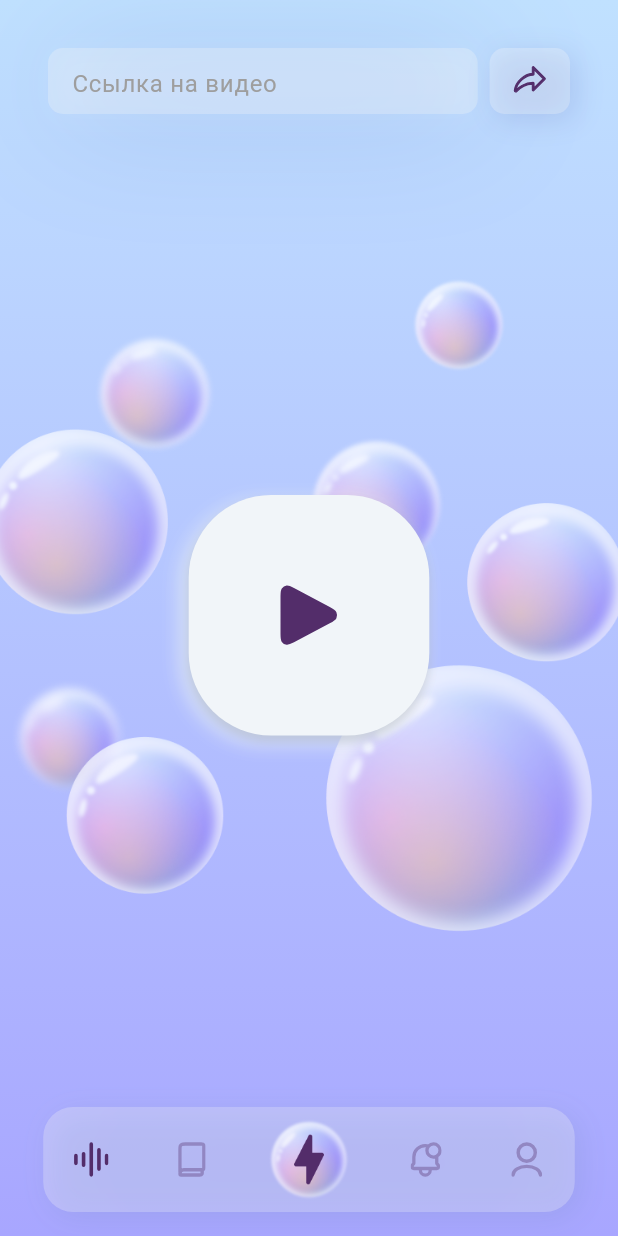
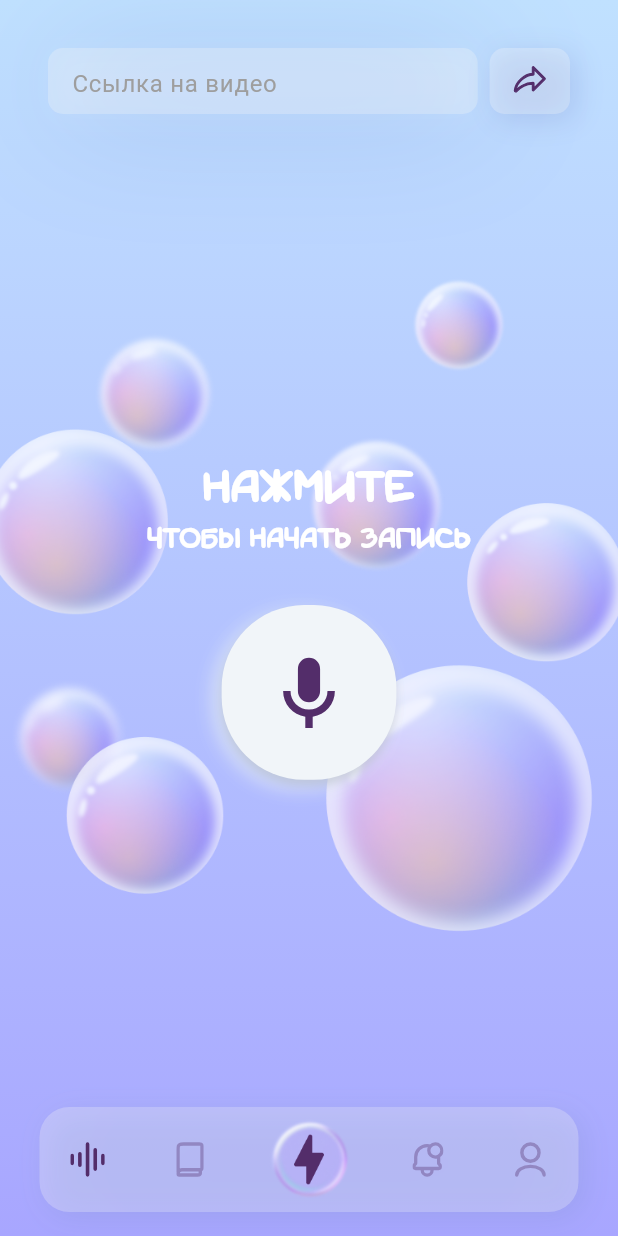
Before and after one commit to Student-Labs-2024/uwordsMobileApp, a Flutter app: the HomePage screen opened by its route, on a phone screen of 412 x 824 dp. Run offline on Flutter 3.47's test engine with Material 3 defaults, Android fonts, the phone set to English and light mode, and no system bars; our stand-ins replace dio, drift, firebase_auth, firebase_core, flutter_bloc, flutter_inset_shadow and 9 more; missing offline and left inert: flutter_login_vk, flutter_sound, sqlite3; accounts and stored records are empty; generated files the repository leaves out were written again; project files that could hold a hidden picture were left out.

Commit message:
[refoctor] changed Button, tried fix bloc

```diff
--- a/lib/features/main/bloc/audio_bloc/audio_bloc.dart
+++ b/lib/features/main/bloc/audio_bloc/audio_bloc.dart
@@ -18,6 +18,7 @@ part 'audio_event.dart';
 
 class AudioBloc extends Bloc<AudioEvent, AudioState> {
   late FlutterSoundRecorder recorder;
+  //final FlutterSoundRecorder _recorder = FlutterSoundRecorder();
   Timer? _timer;
   int _time = 0;
   String _audioPath = "";
@@ -34,7 +35,7 @@ class AudioBloc extends Bloc<AudioEvent, AudioState> {
   Future<void> _handleStartRecord(
       _StartRecord event, Emitter<AudioState> emit) async {
     try {
-      _requestPermission();
+      await _requestPermission();
       await _initRecorder();
       Directory appDocDirectory;
       if (Platform.isIOS) {
@@ -45,6 +46,7 @@ class AudioBloc extends Bloc<AudioEvent, AudioState> {
       _audioPath =
           "${appDocDirectory.path}/audio_records${DateTime.now().millisecondsSinceEpoch}";
       await recorder.startRecorder(toFile: _audioPath);
+      //await _recorder.startRecorder(toFile: _audioPath);
       emit(const AudioState.started());
     } catch (e) {
       log(e.toString());
@@ -54,8 +56,9 @@ class AudioBloc extends Bloc<AudioEvent, AudioState> {
 
   Future<void> _handleStopRecord(
       _StopRecord event, Emitter<AudioState> emit) async {
-    var path = await recorder.stopRecorder();
-    String? audioPath = path.toString();
+    String? path = await recorder.stopRecorder();
+    //String? path = await _recorder.stopRecorder();
+    String audioPath = path.toString();
     if (audioPath.isNotEmpty) {
       _timer?.cancel();
       emit(const AudioState.stopped());
@@ -66,9 +69,15 @@ class AudioBloc extends Bloc<AudioEvent, AudioState> {
       } on DioException catch (e) {
         log(e.toString());
         emit(const AudioState.failed());
+        emit(const AudioState.initial());
       }
     }
-    _closeRecorder();
+    try {
+      await recorder.closeRecorder();
+      //await _recorder.closeRecorder();
+    } catch (e) {
+      log(e.toString());
+    }
   }
 
   Future<void> _handleSendLink(
@@ -98,11 +107,8 @@ class AudioBloc extends Bloc<AudioEvent, AudioState> {
     debugPrint("Timer");
     _timer = Timer.periodic(const Duration(seconds: 1), (timer) => _time++);
     recorder = (await FlutterSoundRecorder().openRecorder())!;
+    //_recorder.openRecorder();
     debugPrint("Started");
-  }
-
-  void _closeRecorder() {
-    recorder.closeRecorder();
   }
 
   Future<void> _sendFile(String audioPath) async {
--- a/lib/features/main/presentation/pages/home_page.dart
+++ b/lib/features/main/presentation/pages/home_page.dart
@@ -29,21 +29,27 @@ class _HomePageState extends State<HomePage> {
         ),
         child: BlocConsumer<AudioBloc, AudioState>(
           listener: (context, state) {
-            state.whenOrNull(initial: () {
+            state.whenOrNull(
+              initial: () {
                 debugPrint("Initial");
-            }, started: () {
-              ScaffoldMessenger.of(context)
-                  .showSnackBar(const SnackBar(content: Text("Запись начата")));
-            }, stopped: () {
+              },
+              started: () {
+                ScaffoldMessenger.of(context).showSnackBar(
+                    const SnackBar(content: Text("Запись начата")));
+              },
+              stopped: () {
                 ScaffoldMessenger.of(context).showSnackBar(
                     const SnackBar(content: Text("Запись закончена")));
-            }, failed: () {
-              ScaffoldMessenger.of(context).showSnackBar(
-                  const SnackBar(content: Text("Произошла некоторая ошибка")));
-            }, sended: () {
+              },
+              failed: () {
+                ScaffoldMessenger.of(context).showSnackBar(const SnackBar(
+                    content: Text("Произошла некоторая ошибка")));
+              },
+              sended: () {
                 ScaffoldMessenger.of(context).showSnackBar(
                     const SnackBar(content: Text("Медиа отправлено")));
-            }, notValidLink: () {
+              },
+              notValidLink: () {
                 ScaffoldMessenger.of(context).showSnackBar(
                     const SnackBar(content: Text("Не валидная ссылка")));
               },
@@ -78,7 +84,10 @@ class _HomePageState extends State<HomePage> {
                                     child: CustomTextField(
                                       controller: textEditingController,
                                       hintText: "Ссылка на видео",
-                                      isError: false,
+                                      isError: state.maybeWhen(
+                                        notValidLink: () => true,
+                                        orElse: () => false,
+                                      ),
                                       errorMessage: 'Неверный формат',
                                     )),
                               ),
@@ -165,7 +174,7 @@ class _HomePageState extends State<HomePage> {
                                 ));
                           }),
                       const SizedBox(
-                        height: 95.5,
+                        height: 32 + 44 + 6 + 9.75,
                       ),
                     ],
                   )
--- a/lib/features/main/presentation/pages/scaffold_with_navbar.dart
+++ b/lib/features/main/presentation/pages/scaffold_with_navbar.dart
@@ -23,7 +23,7 @@ class _ScaffoldWithNavBarState extends State<ScaffoldWithNavBar> {
         widget.child,
         Positioned(
           bottom: 16,
-          left: MediaQuery.of(context).size.width * 0.07,
+          left: (MediaQuery.of(context).size.width) * 24 / 375,
           child: GoRouter.of(context)
                       .routeInformationProvider
                       .value
@@ -32,7 +32,7 @@ class _ScaffoldWithNavBarState extends State<ScaffoldWithNavBar> {
                   "/"
               ? SizedBox()
               : Container(
-                  width: MediaQuery.of(context).size.width * 0.86,
+                  width: (MediaQuery.of(context).size.width) * 327 / 375,
                   padding: const EdgeInsets.symmetric(horizontal: 8),
                   decoration: const fis.BoxDecoration(
                     borderRadius: BorderRadius.all(Radius.circular(20)),
@@ -87,7 +87,7 @@ class _ScaffoldWithNavBarState extends State<ScaffoldWithNavBar> {
                       IconButton(
                           onPressed: () => pushAtIndex(2, context),
                           icon: Image.asset(
-                            'assets/png/bub_but2x.png',
+                            'assets/png/nav_bubble_ico.png',
                             height: 54,
                           )),
                       IconButton(
--- a/lib/features/main/presentation/widgets/custom_textfield.dart
+++ b/lib/features/main/presentation/widgets/custom_textfield.dart
@@ -61,10 +61,10 @@ class CustomTextField extends StatelessWidget {
           ),
         ),
         SizedBox(
-          height: 6,
+          height: 2,
         ),
         isError
-            ? Row(children: [
+            ? Row(crossAxisAlignment: CrossAxisAlignment.end, children: [
                 SvgPicture.asset(
                   'assets/svg/error_ico.svg',
                   color: AppColors.errorColor,
@@ -73,17 +73,20 @@ class CustomTextField extends StatelessWidget {
                 SizedBox(
                   width: 2,
                 ),
-                Text(
-                  errorMessage,
-                  style: TextStyle(
-                    fontSize: 12,
-                    fontWeight: FontWeight.w400,
-                    color: AppColors.errorColor,
+                SizedBox(
+                  height: 14,
+                  child: Text(
+                    errorMessage,
+                    style: TextStyle(
+                      fontSize: 12,
+                      fontWeight: FontWeight.w400,
+                      color: AppColors.errorColor,
+                    ),
                   ),
                 )
               ])
             : SizedBox(
-                height: 9.75,
+                height: 14,
               )
       ],
     );
--- a/lib/features/main/presentation/widgets/record_button.dart
+++ b/lib/features/main/presentation/widgets/record_button.dart
@@ -11,11 +11,34 @@ class RecordButton extends StatelessWidget {
 
   @override
   Widget build(BuildContext context) {
-    return GestureDetector(
+    return Column(
+      children: [
+        const Text(
+          'нажмите',
+          style: TextStyle(
+            fontFamily: 'SNFBSTRD_handwrite',
+            fontWeight: FontWeight.w400,
+            fontSize: 30,
+            color: AppColors.whiteColor,
+          ),
+        ),
+        Text(
+          isPressed ? 'чтобы остановить запись' : 'чтобы начать запись',
+          style: const TextStyle(
+            fontFamily: 'SNFBSTRD_handwrite',
+            fontWeight: FontWeight.w400,
+            fontSize: 18,
+            color: AppColors.whiteColor,
+          ),
+        ),
+        const SizedBox(
+          height: 30,
+        ),
+        GestureDetector(
           onTap: onPressed,
           child: Container(
-        height: (MediaQuery.of(context).size.width) * 146 / 375,
-        width: (MediaQuery.of(context).size.width) * 146 / 375,
+            height: (MediaQuery.of(context).size.width) * 106 / 375,
+            width: (MediaQuery.of(context).size.width) * 106 / 375,
             decoration: fis.BoxDecoration(
               color: AppColors.homePageStartRecord,
               boxShadow: isPressed
@@ -52,11 +75,13 @@ class RecordButton extends StatelessWidget {
             ),
             child: Center(
                 child: SvgPicture.asset(
-          isPressed ? 'assets/svg/voice_ico.svg' : 'assets/svg/play_ico.svg',
+              isPressed ? 'assets/svg/voice_ico.svg' : 'assets/svg/mic_ico.svg',
               color: AppColors.darkMainColor,
-          height: MediaQuery.of(context).size.height * 0.05,
+              width: (MediaQuery.of(context).size.width) * 32.67 / 375,
             )),
           ),
+        ),
+      ],
     );
   }
 }
--- a/pubspec.yaml
+++ b/pubspec.yaml
@@ -49,3 +49,7 @@ flutter:
   assets:
     - assets/svg/
     - assets/png/
+  fonts:
+    - family: SNFBSTRD_handwrite
+      fonts:
+        - asset: fonts/SNFBSTRD_handwrite.ttf
```
Also changed, not shown: assets/png/bub_but2x.png (deleted), assets/png/nav_bubble_ico.png (added), assets/svg/mic_ico.svg (added), fonts/SNFBSTRD_handwrite.ttf (added). Lines whose indentation alone changed are shown as unchanged.
